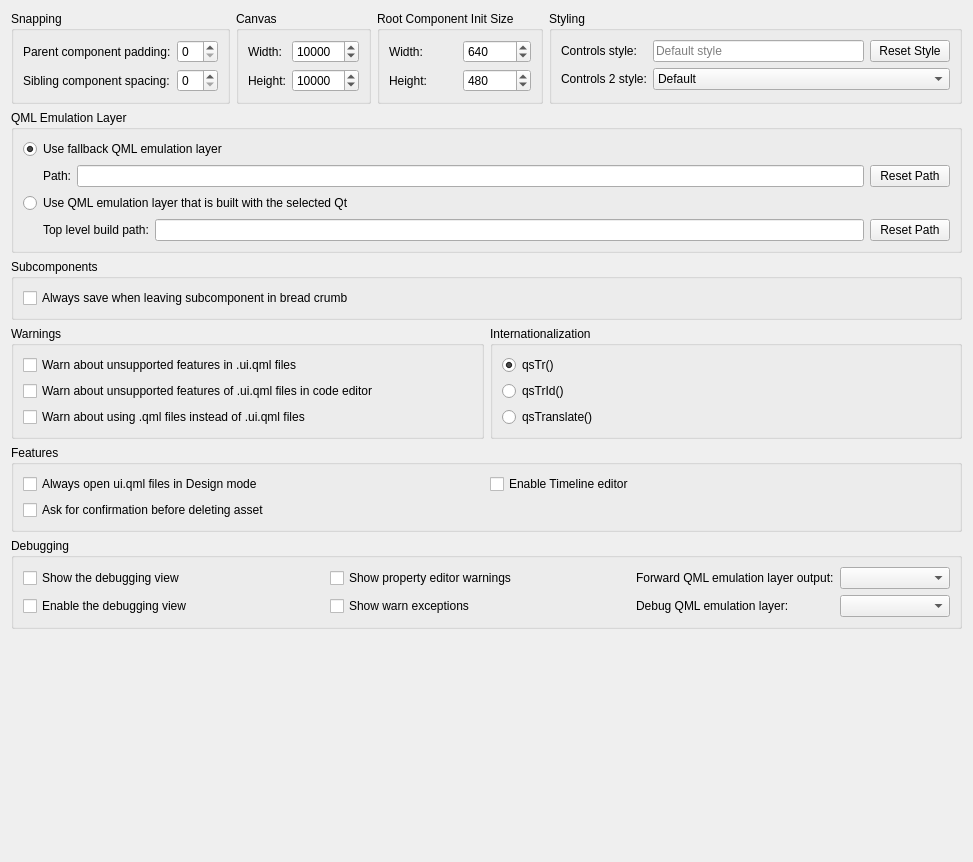
qt-creator/qt-creator, file src/plugins/qmldesigner/settingspage.ui: the form before one commit.
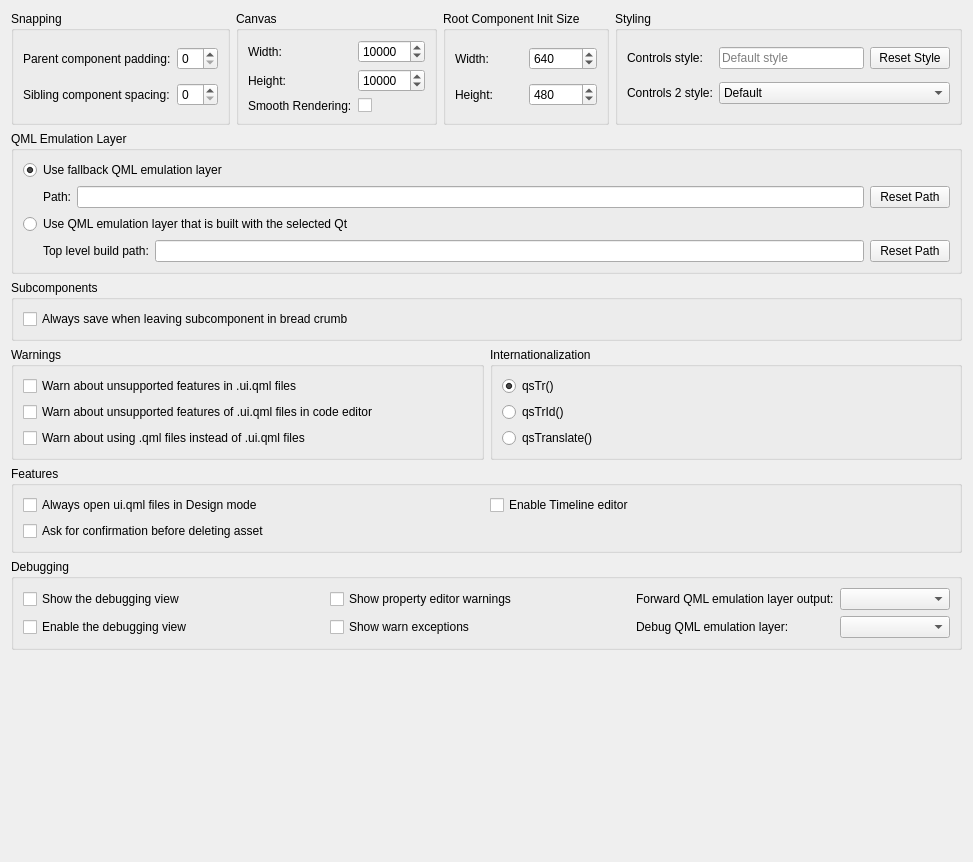
The form after the commit. Custom widgets are drawn as their Qt base class.

Commit message:
QmlDesigner: Add option for smooth rendering in form editor
Smooth rendering turns on MSAA and doubles the resolution for
rendered items. With this option enabled everything stays smooth when
zooming in. Around factor 8-10 pixels become clearly visible again, but
it still looks relatively smooth.
I added both MSAA and increased the resolution to one option, for simplicity.
The smooth mode takes 4 times the shared memory, which should not
be an issue in most cases.
For now, the option is not the default.

Task-number: QDS-7129
Task-number: QDS-7128

Patch:
```diff
--- a/src/plugins/qmldesigner/settingspage.ui
+++ b/src/plugins/qmldesigner/settingspage.ui
@@ -99,6 +99,23 @@
           </property>
          </widget>
         </item>
+        <item row="2" column="1">
+         <widget class="QCheckBox" name="smoothRendering">
+          <property name="toolTip">
+           <string>Enable Smooth Rendering in Form Editor</string>
+          </property>
+          <property name="text">
+           <string/>
+          </property>
+         </widget>
+        </item>
+        <item row="2" column="0">
+         <widget class="QLabel" name="smoothRenderingLabel">
+          <property name="text">
+           <string>Smooth Rendering:</string>
+          </property>
+         </widget>
+        </item>
        </layout>
       </widget>
      </item>
```
The commit also changes 6 other files.
